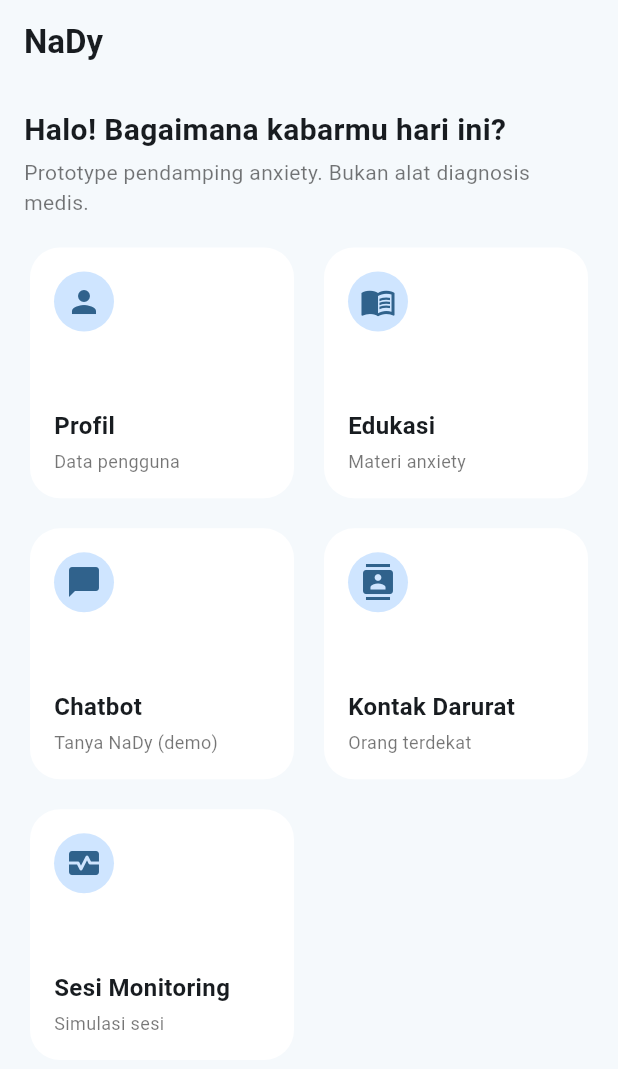
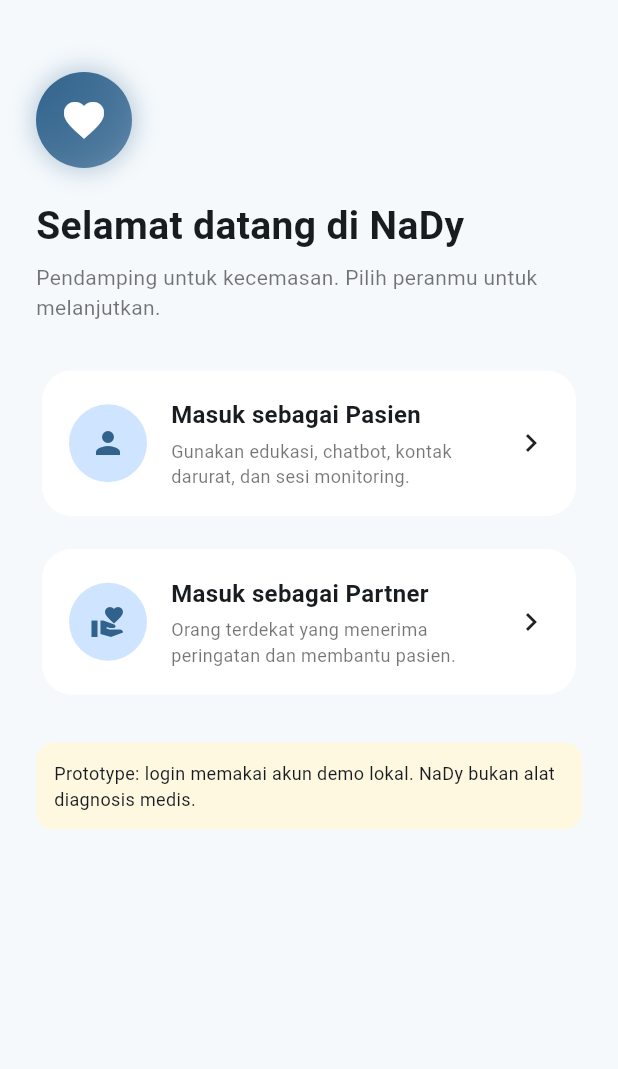
Before and after one commit to atechforce/nady-prototype, a Flutter app: the screen it shows after launch, on a phone screen of 412 x 824 dp. Shown: the top 1069 px of the screen. Run offline on Flutter 3.47's test engine with Material 3 defaults, Android fonts, the phone set to English and light mode, and no system bars; accounts and stored records are empty.

Commit message:
Save before iPhone preview

```diff
--- a/lib/app.dart
+++ b/lib/app.dart
@@ -1,5 +1,5 @@
 import 'package:flutter/material.dart';
-import 'screens/dashboard_screen.dart';
+import 'screens/splash_screen.dart';
 
 class NadyApp extends StatelessWidget {
   const NadyApp({super.key});
@@ -14,7 +14,7 @@ class NadyApp extends StatelessWidget {
         colorScheme: ColorScheme.fromSeed(seedColor: const Color(0xFF5B9BD5)),
         scaffoldBackgroundColor: const Color(0xFFF5F9FC),
       ),
-      home: const DashboardScreen(),
+      home: const SplashScreen(),
     );
   }
 }
--- /dev/null
+++ b/lib/screens/role_selection_screen.dart
@@ -0,0 +1,144 @@
+import 'package:flutter/material.dart';
+import '../models/auth_session.dart';
+import 'login_screen.dart';
+import '../widgets/nady_logo.dart';
+
+/// Keluar dari akun dan kembali ke pemilihan peran.
+void logoutToRoleSelection(BuildContext context) {
+  AuthSession.logout();
+  Navigator.pushAndRemoveUntil(
+    context,
+    MaterialPageRoute(builder: (_) => const RoleSelectionScreen()),
+    (route) => false,
+  );
+}
+
+class RoleSelectionScreen extends StatelessWidget {
+  const RoleSelectionScreen({super.key});
+
+  void _open(BuildContext context, UserRole role) {
+    Navigator.push(
+      context,
+      MaterialPageRoute(builder: (_) => LoginScreen(role: role)),
+    );
+  }
+
+  @override
+  Widget build(BuildContext context) {
+    final color = Theme.of(context).colorScheme;
+    return Scaffold(
+      body: SafeArea(
+        child: SingleChildScrollView(
+          padding: const EdgeInsets.all(24),
+          child: Column(
+            crossAxisAlignment: CrossAxisAlignment.start,
+            children: [
+              const SizedBox(height: 24),
+              const Hero(
+                tag: 'nady-logo',
+                child: SizedBox(
+                  width: 64,
+                  height: 64,
+                  child: NadyLogo(),
+                ),
+              ),
+              const SizedBox(height: 20),
+              const Text('Selamat datang di NaDy',
+                  style: TextStyle(fontSize: 26, fontWeight: FontWeight.bold)),
+              const SizedBox(height: 6),
+              const Text(
+                'Pendamping untuk kecemasan. Pilih peranmu untuk melanjutkan.',
+                style: TextStyle(color: Colors.black54),
+              ),
+              const SizedBox(height: 28),
+              _RoleCard(
+                icon: Icons.person,
+                title: 'Masuk sebagai Pasien',
+                subtitle:
+                    'Gunakan edukasi, chatbot, kontak darurat, dan sesi monitoring.',
+                onTap: () => _open(context, UserRole.patient),
+              ),
+              const SizedBox(height: 14),
+              _RoleCard(
+                icon: Icons.volunteer_activism,
+                title: 'Masuk sebagai Partner',
+                subtitle:
+                    'Orang terdekat yang menerima peringatan dan membantu pasien.',
+                onTap: () => _open(context, UserRole.partner),
+              ),
+              const SizedBox(height: 28),
+              Container(
+                padding: const EdgeInsets.all(12),
+                decoration: BoxDecoration(
+                  color: Colors.amber.shade50,
+                  borderRadius: BorderRadius.circular(12),
+                ),
+                child: const Text(
+                  'Prototype: login memakai akun demo lokal. '
+                  'NaDy bukan alat diagnosis medis.',
+                  style: TextStyle(fontSize: 12),
+                ),
+              ),
+            ],
+          ),
+        ),
+      ),
+    );
+  }
+}
+
+class _RoleCard extends StatelessWidget {
+  final IconData icon;
+  final String title;
+  final String subtitle;
+  final VoidCallback onTap;
+
+  const _RoleCard({
+    required this.icon,
+    required this.title,
+    required this.subtitle,
+    required this.onTap,
+  });
+
+  @override
+  Widget build(BuildContext context) {
+    final color = Theme.of(context).colorScheme;
+    return Card(
+      elevation: 0,
+      color: Colors.white,
+      shape: RoundedRectangleBorder(borderRadius: BorderRadius.circular(20)),
+      child: InkWell(
+        borderRadius: BorderRadius.circular(20),
+        onTap: onTap,
+        child: Padding(
+          padding: const EdgeInsets.all(18),
+          child: Row(
+            children: [
+              CircleAvatar(
+                radius: 26,
+                backgroundColor: color.primaryContainer,
+                child: Icon(icon, color: color.primary),
+              ),
+              const SizedBox(width: 16),
+              Expanded(
+                child: Column(
+                  crossAxisAlignment: CrossAxisAlignment.start,
+                  children: [
+                    Text(title,
+                        style: const TextStyle(
+                            fontWeight: FontWeight.bold, fontSize: 16)),
+                    const SizedBox(height: 4),
+                    Text(subtitle,
+                        style: const TextStyle(
+                            fontSize: 12, color: Colors.black54)),
+                  ],
+                ),
+              ),
+              const Icon(Icons.chevron_right),
+            ],
+          ),
+        ),
+      ),
+    );
+  }
+}
--- /dev/null
+++ b/lib/widgets/nady_logo.dart
@@ -0,0 +1,38 @@
+import 'package:flutter/material.dart';
+
+class NadyLogo extends StatelessWidget {
+  const NadyLogo({super.key});
+
+  @override
+  Widget build(BuildContext context) {
+    final color = Theme.of(context).colorScheme;
+    return LayoutBuilder(
+      builder: (context, constraints) {
+        final size = constraints.biggest.shortestSide;
+        return Container(
+          decoration: BoxDecoration(
+            shape: BoxShape.circle,
+            gradient: LinearGradient(
+              begin: Alignment.topLeft,
+              end: Alignment.bottomRight,
+              colors: [
+                color.primary,
+                color.primary.withValues(alpha: 0.7),
+              ],
+            ),
+            boxShadow: [
+              BoxShadow(
+                color: color.primary.withValues(alpha: 0.35),
+                blurRadius: size * 0.22,
+                spreadRadius: size * 0.02,
+              ),
+            ],
+          ),
+          child: Center(
+            child: Icon(Icons.favorite, color: Colors.white, size: size * 0.5),
+          ),
+        );
+      },
+    );
+  }
+}
--- a/pubspec.yaml
+++ b/pubspec.yaml
@@ -34,6 +34,7 @@ dependencies:
   # The following adds the Cupertino Icons font to your application.
   # Use with the CupertinoIcons class for iOS style icons.
   cupertino_icons: ^1.0.8
+  device_preview: ^3.0.0
 
 dev_dependencies:
   flutter_test:
```
Also changed, not shown: lib/models/auth_session.dart (added, +56 -0 lines), lib/screens/dashboard_screen.dart (+9 -1 lines), lib/screens/login_screen.dart (added, +145 -0 lines), lib/screens/partner_home_screen.dart (added, +85 -0 lines), lib/screens/splash_screen.dart (added, +233 -0 lines), pubspec.lock.
